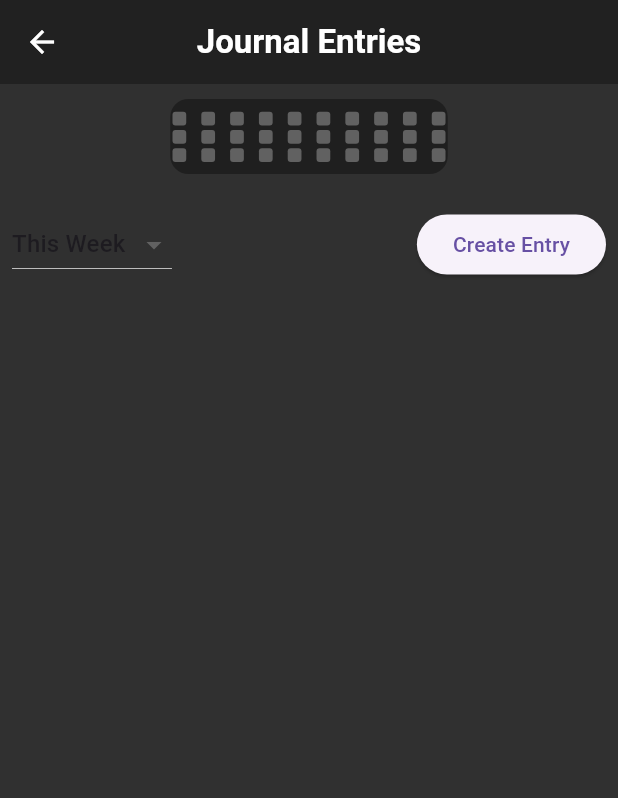
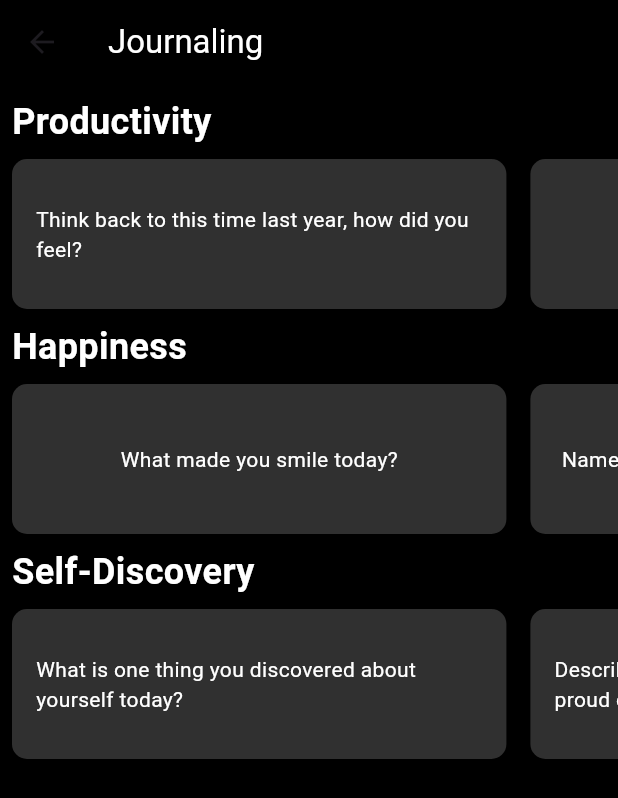
Before and after one commit to Samuel-J-Mathew/Overload--Workout-Nutrition-Weight-Tracker-ClientSide, a Flutter app: the JournalPage screen opened directly, on a phone screen of 412 x 824 dp. Shown: the top 798 px of the screen. Run offline on Flutter 3.47's test engine with Material 3 defaults, Android fonts, the light colour scheme and no system bars; our stand-ins replace dropdown_button2, dropdown_search, fl_chart, flutter_heatmap_calendar, hive, hive_flutter and 3 more; missing offline and left inert: barcode_scan2, excel; accounts and stored records are empty.

```diff
--- a/lib/pages/journalPage.dart
+++ b/lib/pages/journalPage.dart
@@ -1,6 +1,5 @@
 import 'package:flutter/material.dart';
 
-import '../models/heat_map_2.dart';
 
 class JournalPage extends StatefulWidget {
   @override
@@ -14,21 +13,12 @@ class _JournalPageState extends State<JournalPage> {
   List<Map<String, String>> _journalEntries = [];
   List<Map<String, String>> _filteredEntries = [];
 
-  final List<String> _prompts = [
-    "What made you happy today?",
-    "Describe a challenge you faced today.",
-    "What are you grateful for?",
-    "What did you learn today?",
-    "How are you feeling right now?",
-  ];
-
   @override
   void initState() {
     super.initState();
     _selectedDay = _focusedDay;
     _fetchJournalEntries();
   }
-
   void _fetchJournalEntries() {
     // Placeholder: Replace with database call to fetch journal entries
     setState(() {
@@ -71,44 +61,118 @@ class _JournalPageState extends State<JournalPage> {
       }
     });
   }
+  List<Map<String, dynamic>> categories = [
+    {
+      'title': 'Productivity',
+      'prompts': [
+        'Think back to this time last year, how did you feel?',
+        'What are your main goals today?',
+      ],
+    },
+    {
+      'title': 'Happiness',
+      'prompts': [
+        'What made you smile today?',
+        'Name three things you are grateful for today.',
+      ],
+    },
+    {
+      'title': 'Self-Discovery',
+      'prompts': [
+        'What is one thing you discovered about yourself today?',
+        'Describe a recent situation that made you proud of yourself.',
+      ],
+    },
+  ];
 
-  void _createJournalEntry() async {
-    String? selectedPrompt = await showDialog(
-      context: context,
-      builder: (context) => SimpleDialog(
-        title: Text("Choose a Prompt"),
-        children: _prompts
-            .map((prompt) => SimpleDialogOption(
-          onPressed: () => Navigator.pop(context, prompt),
-          child: Text(prompt),
-        ))
-            .toList(),
+  @override
+  Widget build(BuildContext context) {
+    return Scaffold(
+      backgroundColor: Colors.black,
+      appBar: AppBar(
+        title: Text('Journaling', style: TextStyle(color: Colors.white)),
+        backgroundColor: Colors.black,
+      ),
+      body: ListView.builder(
+        itemCount: categories.length,
+        itemBuilder: (context, index) {
+          var category = categories[index];
+          return Column(
+            crossAxisAlignment: CrossAxisAlignment.start,
+            children: <Widget>[
+              Padding(
+                padding: const EdgeInsets.all(8.0),
+                child: Text(
+                  category['title'],
+                  style: TextStyle(color: Colors.white, fontSize: 24, fontWeight: FontWeight.bold),
+                ),
+              ),
+              Container(
+                height: 100,
+                child: ListView.builder(
+                  scrollDirection: Axis.horizontal,
+                  itemCount: category['prompts'].length,
+                  itemBuilder: (context, idx) {
+                    return GestureDetector(
+                      onTap: () {
+                        _createJournalEntry(category['prompts'][idx]);
+                      },
+                      child: Container(
+                        width: MediaQuery.of(context).size.width * 0.8,
+                        margin: EdgeInsets.symmetric(horizontal: 8),
+                        padding: EdgeInsets.all(16),
+                        decoration: BoxDecoration(
+                          color: Colors.grey[850],
+                          borderRadius: BorderRadius.circular(10),
+                        ),
+                        child: Center(
+                          child: Text(
+                            category['prompts'][idx],
+                            style: TextStyle(color: Colors.white),
+                          ),
+                        ),
                       ),
                     );
+                  },
+                ),
+              ),
+            ],
+          );
+        },
+      ),
+    );
+  }
 
-    if (selectedPrompt != null) {
-      TextEditingController controller = TextEditingController();
-      await showDialog(
+  void _createJournalEntry(String prompt) {
+    TextEditingController _entryController = TextEditingController();
+    showDialog(
       context: context,
       builder: (context) => AlertDialog(
-          title: Text(selectedPrompt),
+        title: Text(prompt, style: TextStyle(color: Colors.white)),
+        backgroundColor: Colors.black,
         content: TextField(
-            controller: controller,
-            maxLines: 10,
-            decoration: InputDecoration(hintText: "Write your journal entry..."),
+          controller: _entryController,
+          style: TextStyle(color: Colors.white),
+          decoration: InputDecoration(
+            hintText: "Write your journal entry here...",
+            hintStyle: TextStyle(color: Colors.white70),
+            enabledBorder: UnderlineInputBorder(
+              borderSide: BorderSide(color: Colors.amber),
+            ),
+            focusedBorder: UnderlineInputBorder(
+              borderSide: BorderSide(color: Colors.amber),
+            ),
+          ),
+          maxLines: null,
         ),
         actions: [
           TextButton(
-              onPressed: () => Navigator.pop(context),
-              child: Text("Cancel"),
-            ),
-            TextButton(
             onPressed: () {
-                if (controller.text.isNotEmpty) {
+              if (_entryController.text.isNotEmpty) {
                 setState(() {
                   _journalEntries.add({
                     "date": DateTime.now().toIso8601String().split('T').first,
-                      "entry": controller.text,
+                    "entry": _entryController.text,
                   });
                 });
                 _applyFilter();
@@ -123,110 +187,21 @@ class _JournalPageState extends State<JournalPage> {
   }
 }
 
-  void _showFullEntry(String date, String entry) {
-    showDialog(
-      context: context,
-      builder: (context) => AlertDialog(
-        title: Text("Journal Entry - $date"),
-        content: SingleChildScrollView(
-          child: Text(entry),
+class JourneyPage extends StatelessWidget {
+  @override
+  Widget build(BuildContext context) {
+    return Scaffold(
+      backgroundColor: Colors.black,
+      appBar: AppBar(
+        title: Text('Journey', style: TextStyle(color: Colors.white)),
+        backgroundColor: Colors.black,
       ),
-        actions: [
-          TextButton(
-            onPressed: () => Navigator.pop(context),
-            child: Text("Close"),
+      body: Center(
+        child: Text(
+          'Implement the Journey view here',
+          style: TextStyle(color: Colors.white),
         ),
-        ],
       ),
     );
   }
-
-  Widget _buildHeatMap() {
-    // Replace this with your actual heatmap logic
-    return Container(
-      height: 200,
-      child: Center(
-        child: Text("30-Day Heat Map Placeholder"),
-      ),
-      color: Colors.grey[900],
-    );
 }
-
-  @override
-  Widget build(BuildContext context) {
-    return Scaffold(
-      appBar: AppBar(
-        title: Text("Journal Entries", style: TextStyle(color: Colors.white, fontWeight: FontWeight.bold),),
-        centerTitle: true,
-        backgroundColor: Colors.grey[900],
-        iconTheme: IconThemeData(color: Colors.white),
-      ),
-
-      body: Column(
-
-        children: [
-          SizedBox(height: 10),
-          Container(
-            height: 50,
-            width: 185,
-            child: MyHeatMap2(),
-          ),
-          SizedBox(height: 15),
-
-          Padding(
-            padding: const EdgeInsets.all(8.0),
-            child: Row(
-              mainAxisAlignment: MainAxisAlignment.spaceBetween,
-              children: [
-                DropdownButton<String>(
-                  value: _selectedFilter,
-                  items: ["This Week", "This Month", "This Year", ]
-                      .map((filter) => DropdownMenuItem<String>(
-                    value: filter,
-                    child: Text(filter),
-                  ))
-                      .toList(),
-                  onChanged: (value) {
-                    setState(() {
-                      _selectedFilter = value!;
-                      _applyFilter();
-                    });
-                  },
-                ),
-                ElevatedButton(
-                  onPressed: _createJournalEntry,
-                  child: Text("Create Entry"),
-                ),
-              ],
-            ),
-          ),
-          Expanded(
-            child: ListView.builder(
-              itemCount: _filteredEntries.length,
-              itemBuilder: (context, index) {
-                var entry = _filteredEntries[index];
-                return ListTile(
-                  title: Text(
-                    entry['entry']!.length > 50
-                        ? entry['entry']!.substring(0, 50) + "..."
-                        : entry['entry']!,
-                    style: TextStyle(color: Colors.white),
-                  ),
-                  subtitle: Text(
-                    entry['date']!,
-                    style: TextStyle(color: Colors.grey),
-                  ),
-                  onTap: () => _showFullEntry(entry['date']!, entry['entry']!),
-                );
-              },
-            ),
-
-          ),
-
-        ],
-
-      ),
-      backgroundColor: Colors.grey[850],
-    );
-  }
-}
--- a/lib/pages/updatedHome.dart
+++ b/lib/pages/updatedHome.dart
@@ -1,5 +1,6 @@
 import 'package:flutter/material.dart';
 import 'package:flutter/rendering.dart';
+import 'package:gymapp/pages/Jounral2.dart';
 import 'package:gymapp/pages/StepCounterPage.dart';
 import 'package:gymapp/pages/workout_page.dart';
 import 'package:intl/intl.dart';
@@ -834,7 +835,7 @@ class _UpdatedHomeState extends State<UpdatedHome> {
                                             onPressed: () {
                                               Navigator.push(
                                                 context,
-                                                MaterialPageRoute(builder: (context) => JournalPage()),
+                                                MaterialPageRoute(builder: (context) => Jounral2()),
                                               );
                                             },
                                           ),
```
Also changed, not shown: lib/pages/CalorieTrackerPage.dart (+17 -23 lines), lib/pages/Jounral2.dart (added, +100 -0 lines), lib/pages/MySplitPage.dart (+5 -3 lines). Lines whose indentation alone changed are shown as unchanged.
